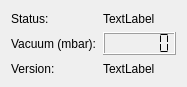
The window that cct/qtgui/devices/vacuum/vacuum.ui (awacha/cct) describes before a commit, drawn with Qt 5.
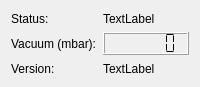
The same window after the commit. Icons and pictures are not drawn.

```diff
--- a/cct/qtgui/devices/vacuum/vacuum.ui
+++ b/cct/qtgui/devices/vacuum/vacuum.ui
@@ -6,7 +6,7 @@
    <rect>
     <x>0</x>
     <y>0</y>
-    <width>179</width>
+    <width>200</width>
     <height>87</height>
    </rect>
   </property>
```
Left out of the diff: 8 changed lines with no effect on the pictures.
